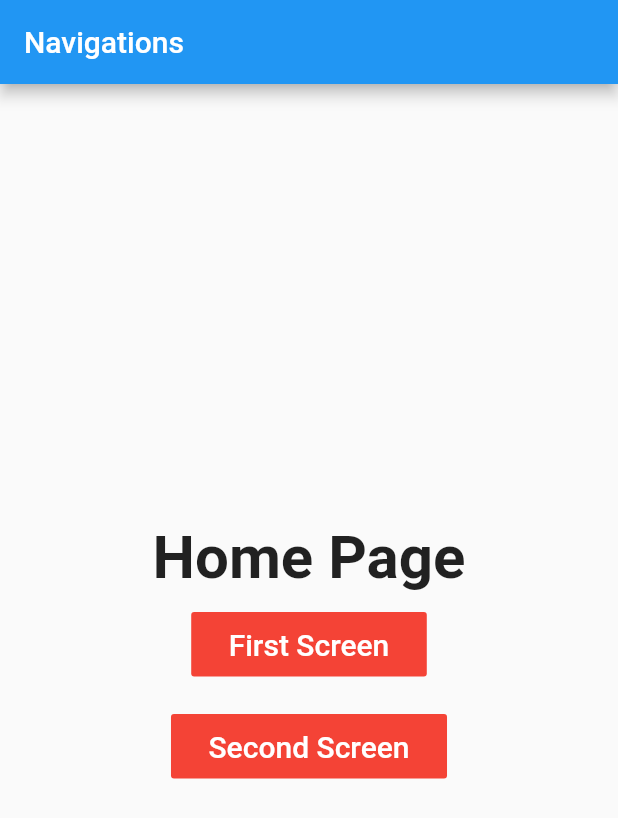
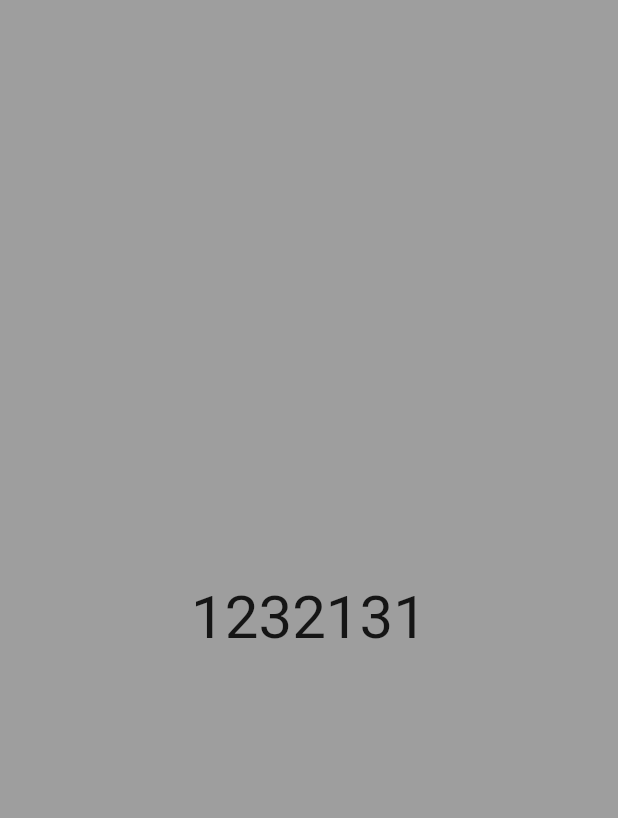
Before and after one commit to MrQureshi/NavigationFlutter, a Flutter app: the screen it shows after launch, on a phone screen of 412 x 824 dp. Shown: the top 818 px of the screen. Run offline on Flutter 3.47's test engine with Material 2 defaults, Android fonts, the phone set to English and light mode, and no system bars; Roboto replaces fonts that are missing (Time New Roman).

Commit message:
use of JSON data

```diff
--- /dev/null
+++ b/asset/data.json
@@ -0,0 +1,4 @@
+{
+    "name": "Birds",
+    "salary": "1232131"
+}
--- a/lib/main.dart
+++ b/lib/main.dart
@@ -1,3 +1,4 @@
+import 'dart:convert';
 import 'package:flutter/material.dart';
 import 'firstScreen.dart';
 import 'secondScreen.dart';
@@ -31,76 +32,88 @@ class _HomePageState extends State<HomePage> {
   @override
   Widget build(BuildContext context) {
     return Scaffold(
-      appBar: AppBar(
-        title: Text("Navigations"),
-      ),
-      body: Container(
-        alignment: Alignment.center,
-        child: Column(
-          mainAxisAlignment: MainAxisAlignment.center,
-          children: <Widget>[
-            Text("Home Page",
-                textAlign: TextAlign.center,
-                style: TextStyle(
-                  fontSize: 40.0,
-                  fontFamily: "Time New Roman",
-                  fontWeight: FontWeight.w600,
-                )),
-            Padding(
-              padding: EdgeInsets.all(10.0),
-              child: FlatButton(
-                onPressed: () {
-                  Navigator.pushNamed(context, '/first');
-                  // Navigator.push(
-                  //   context,
-                  //   MaterialPageRoute(
-                  //     builder: (context) => FirstScreen(),
-                  //   ),
-                  // );
-                },
-                padding: EdgeInsets.symmetric(
-                  horizontal: 25.0,
-                  vertical: 10.0,
-                ),
-                color: Colors.red,
-                textColor: Colors.white,
-                child: Text(
-                  "First Screen",
-                  style: TextStyle(
-                    fontSize: 20.0,
-                  ),
-                ),
-              ),
-            ),
-            Padding(
-              padding: EdgeInsets.all(10.0),
-              child: FlatButton(
-                onPressed: () {
-                  Navigator.pushNamed(context, '/second');
-                  // Navigator.push(
-                  //   context,
-                  //   MaterialPageRoute(
-                  //     builder: (context) => FirstScreen(),
-                  //   ),
-                  // );
-                },
-                padding: EdgeInsets.symmetric(
-                  horizontal: 25.0,
-                  vertical: 10.0,
-                ),
-                color: Colors.red,
-                textColor: Colors.white,
-                child: Text(
-                  "Second Screen",
-                  style: TextStyle(
-                    fontSize: 20.0,
-                  ),
-                ),
-              ),
-            ),
-          ],
-        ),
+      backgroundColor: Colors.grey,
+      body: FutureBuilder(
+        future: DefaultAssetBundle.of(context).loadString('asset/data.json'),
+        builder: (context, snapshot) {
+          var myData = json.decode(snapshot.data.toString());
+          return Center(
+            child: Text(myData['salary'], style: TextStyle(fontSize: 40.0)),
+          );
+        },
       ),
     );
+    // return Scaffold(
+    //   appBar: AppBar(
+    //     title: Text("Navigations"),
+    //   ),
+    //   body: Container(
+    //     alignment: Alignment.center,
+    //     child: Column(
+    //       mainAxisAlignment: MainAxisAlignment.center,
+    //       children: <Widget>[
+    //         Text("Home Page",
+    //             textAlign: TextAlign.center,
+    //             style: TextStyle(
+    //               fontSize: 40.0,
+    //               fontFamily: "Time New Roman",
+    //               fontWeight: FontWeight.w600,
+    //             )),
+    //         Padding(
+    //           padding: EdgeInsets.all(10.0),
+    //           child: FlatButton(
+    //             onPressed: () {
+    //               Navigator.pushNamed(context, '/first');
+    //               // Navigator.push(
+    //               //   context,
+    //               //   MaterialPageRoute(
+    //               //     builder: (context) => FirstScreen(),
+    //               //   ),
+    //               // );
+    //             },
+    //             padding: EdgeInsets.symmetric(
+    //               horizontal: 25.0,
+    //               vertical: 10.0,
+    //             ),
+    //             color: Colors.red,
+    //             textColor: Colors.white,
+    //             child: Text(
+    //               "First Screen",
+    //               style: TextStyle(
+    //                 fontSize: 20.0,
+    //               ),
+    //             ),
+    //           ),
+    //         ),
+    //         Padding(
+    //           padding: EdgeInsets.all(10.0),
+    //           child: FlatButton(
+    //             onPressed: () {
+    //               Navigator.pushNamed(context, '/second');
+    //               // Navigator.push(
+    //               //   context,
+    //               //   MaterialPageRoute(
+    //               //     builder: (context) => FirstScreen(),
+    //               //   ),
+    //               // );
+    //             },
+    //             padding: EdgeInsets.symmetric(
+    //               horizontal: 25.0,
+    //               vertical: 10.0,
+    //             ),
+    //             color: Colors.red,
+    //             textColor: Colors.white,
+    //             child: Text(
+    //               "Second Screen",
+    //               style: TextStyle(
+    //                 fontSize: 20.0,
+    //               ),
+    //             ),
+    //           ),
+    //         ),
+    //       ],
+    //     ),
+    //   ),
+    // );
   }
 }
```
Also changed, not shown: pubspec.yaml (+3 -7 lines).
